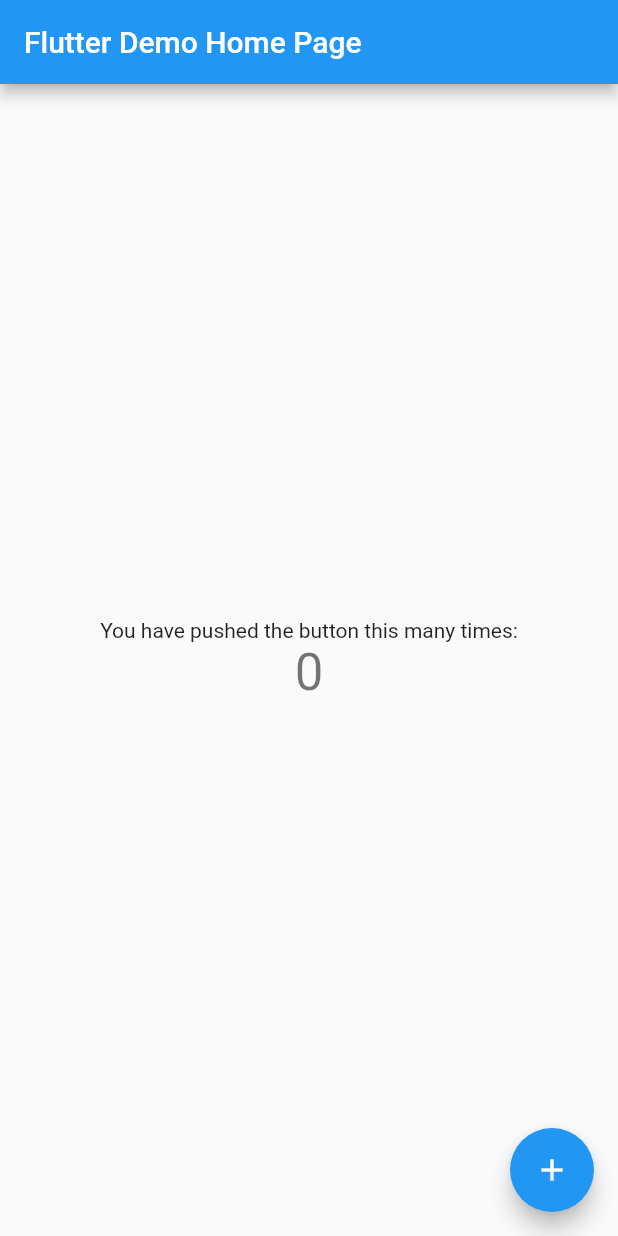
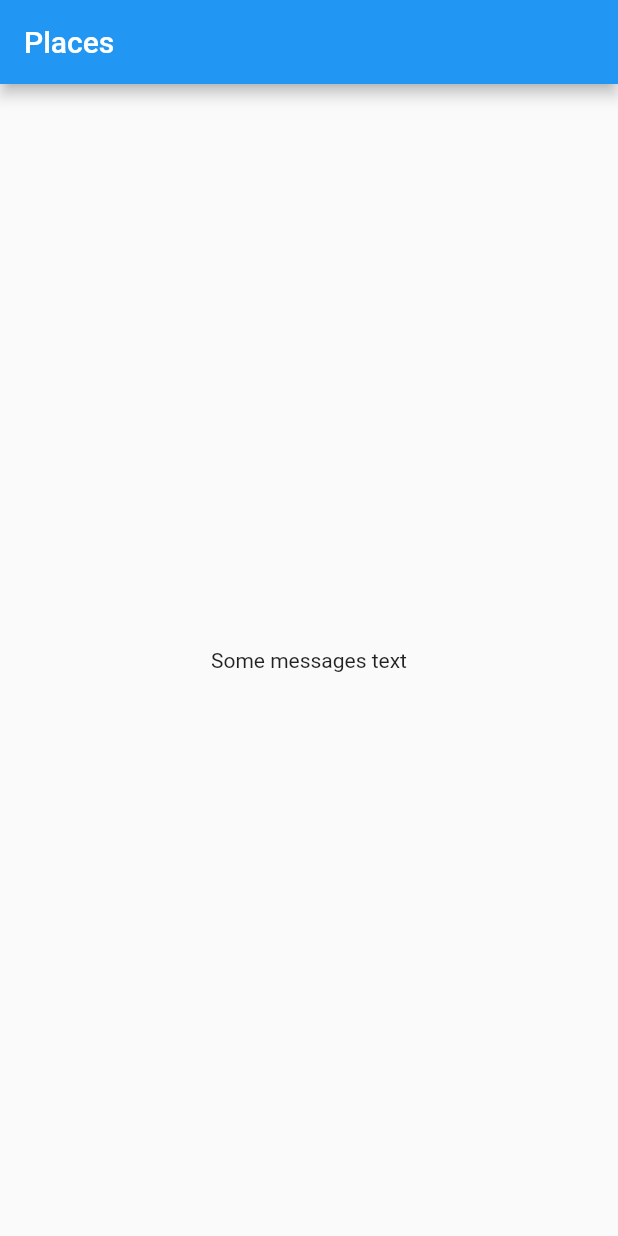
Before and after one commit to DmitriRezchikov/places, a Flutter app: the screen it shows after launch, on a phone screen of 412 x 824 dp. Run offline on Flutter 3.47's test engine with Material 2 defaults, Android fonts, the phone set to English and light mode, and no system bars; our stand-ins replace flutter_svg; missing offline and left inert: surf_lint_rules.

Commit message:
previous lesson

```diff
--- a/lib/main.dart
+++ b/lib/main.dart
@@ -1,4 +1,17 @@
+// ignore_for_file: unused_import
+
 import 'package:flutter/material.dart';
+import 'package:flutter_svg/flutter_svg.dart';
+import 'package:surf_lint_rules/surf_lint_rules.dart';
+
+// ! gives an error
+// import 'package:dart_code_metrics/analyzer_plugin.dart';
+// import 'package:dart_code_metrics/config.dart';
+// import 'package:dart_code_metrics/lint_analyzer.dart';
+// import 'package:dart_code_metrics/reporters.dart';
+// import 'package:dart_code_metrics/unused_code_analyzer.dart';
+// import 'package:dart_code_metrics/unused_files_analyzer.dart';
+// import 'package:dart_code_metrics/unused_l10n_analyzer.dart';
 
 void main() {
   runApp(const MyApp());
@@ -10,11 +23,11 @@ class MyApp extends StatelessWidget {
   @override
   Widget build(BuildContext context) {
     return MaterialApp(
-      title: 'Flutter Demo',
+      title: 'Places',
       theme: ThemeData(
         primarySwatch: Colors.blue,
       ),
-      home: const MyHomePage(title: 'Flutter Demo Home Page'),
+      home: const MyHomePage(title: 'Places'),
     );
   }
 }
@@ -29,13 +42,13 @@ class MyHomePage extends StatefulWidget {
 }
 
 class _MyHomePageState extends State<MyHomePage> {
-  int _counter = 0;
+  // int _counter = 0;
 
-  void _incrementCounter() {
-    setState(() {
-      _counter++;
-    });
-  }
+  // void _incrementCounter() {
+  //   setState(() {
+  //     _counter++;
+  //   });
+  // }
 
   @override
   Widget build(BuildContext context) {
@@ -49,20 +62,20 @@ class _MyHomePageState extends State<MyHomePage> {
           mainAxisAlignment: MainAxisAlignment.center,
           children: <Widget>[
             const Text(
-              'You have pushed the button this many times:',
+              'Some messages text',
             ),
-            Text(
-              '$_counter',
-              style: Theme.of(context).textTheme.headline4,
-            ),
+            // Text(
+            //   '$_counter',
+            //   style: Theme.of(context).textTheme.headline4,
+            // ),
           ],
         ),
       ),
-      floatingActionButton: FloatingActionButton(
-        onPressed: _incrementCounter,
-        tooltip: 'Increment',
-        child: const Icon(Icons.add),
-      ),
+      // floatingActionButton: FloatingActionButton(
+      //   onPressed: _incrementCounter,
+      //   tooltip: 'Increment',
+      //   child: const Icon(Icons.add),
+      // ),
     );
   }
 }
```
Also changed, not shown: pubspec.yaml (+10 -2 lines), pubspec.lock, res/fonts/Roboto-Black.ttf (added), res/fonts/Roboto-BlackItalic.ttf (added), res/fonts/Roboto-Bold.ttf (added), res/fonts/Roboto-BoldItalic.ttf (added), res/fonts/Roboto-Italic.ttf (added), res/fonts/Roboto-Light.ttf (added), res/fonts/Roboto-LightItalic.ttf (added), res/fonts/Roboto-Medium.ttf (added), res/fonts/Roboto-MediumItalic.ttf (added), res/fonts/Roboto-Regular.ttf (added), res/fonts/Roboto-Thin.ttf (added), res/fonts/Roboto-ThinItalic.ttf (added), 1 other file.
